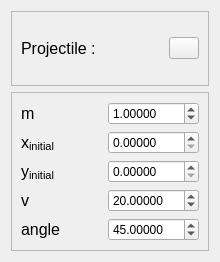
Old version of the form code/ProjectileBox.ui in the repository Ragav-KS/Projectile-Simulator.
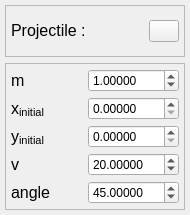
New version of the form. Icons and pictures are not drawn.

What changed in the file:
```diff
--- a/code/ProjectileBox.ui
+++ b/code/ProjectileBox.ui
@@ -6,32 +6,44 @@
    <rect>
     <x>0</x>
     <y>0</y>
-    <width>220</width>
-    <height>262</height>
+    <width>190</width>
+    <height>215</height>
    </rect>
   </property>
   <property name="sizePolicy">
-   <sizepolicy hsizetype="Fixed" vsizetype="Fixed">
+   <sizepolicy hsizetype="Minimum" vsizetype="Minimum">
     <horstretch>0</horstretch>
     <verstretch>0</verstretch>
    </sizepolicy>
   </property>
   <property name="minimumSize">
    <size>
-    <width>220</width>
-    <height>262</height>
+    <width>190</width>
+    <height>215</height>
    </size>
   </property>
   <property name="maximumSize">
    <size>
     <width>220</width>
-    <height>262</height>
+    <height>215</height>
    </size>
   </property>
   <property name="windowTitle">
    <string>Form</string>
   </property>
   <layout class="QVBoxLayout" name="verticalLayout">
+   <property name="leftMargin">
+    <number>5</number>
+   </property>
+   <property name="topMargin">
+    <number>5</number>
+   </property>
+   <property name="rightMargin">
+    <number>5</number>
+   </property>
+   <property name="bottomMargin">
+    <number>5</number>
+   </property>
    <item>
     <widget class="QFrame" name="frame_2">
      <property name="frameShape">
@@ -41,6 +53,21 @@
       <enum>QFrame::Raised</enum>
      </property>
      <layout class="QHBoxLayout" name="horizontalLayout">
+      <property name="spacing">
+       <number>5</number>
+      </property>
+      <property name="leftMargin">
+       <number>5</number>
+      </property>
+      <property name="topMargin">
+       <number>5</number>
+      </property>
+      <property name="rightMargin">
+       <number>5</number>
+      </property>
+      <property name="bottomMargin">
+       <number>5</number>
+      </property>
       <item>
        <widget class="QLabel" name="Name">
         <property name="text">
@@ -50,6 +77,12 @@
       </item>
       <item>
        <widget class="QPushButton" name="button_Remove">
+        <property name="sizePolicy">
+         <sizepolicy hsizetype="Minimum" vsizetype="Fixed">
+          <horstretch>0</horstretch>
+          <verstretch>0</verstretch>
+         </sizepolicy>
+        </property>
         <property name="maximumSize">
          <size>
           <width>30</width>
@@ -73,6 +106,21 @@
       <enum>QFrame::Raised</enum>
      </property>
      <layout class="QGridLayout" name="gridLayout">
+      <property name="leftMargin">
+       <number>5</number>
+      </property>
+      <property name="topMargin">
+       <number>5</number>
+      </property>
+      <property name="rightMargin">
+       <number>5</number>
+      </property>
+      <property name="bottomMargin">
+       <number>5</number>
+      </property>
+      <property name="spacing">
+       <number>5</number>
+      </property>
       <item row="4" column="2">
        <widget class="QDoubleSpinBox" name="txt_v">
         <property name="decimals">
```
Left out of the diff: 8 changed lines with no effect on the pictures.
